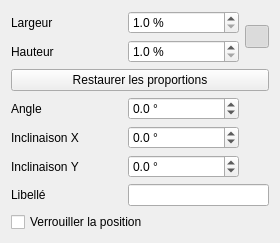
First picture: the form in sources/ui/imagepropertieswidget.ui, repository qelectrotech/qelectrotech-source-mirror, before the edit.
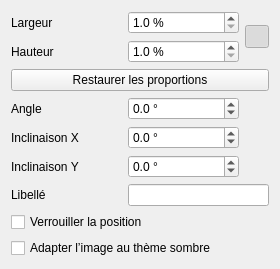
Second picture: the form after the edit.

Commit message: Preserve imported image colours by default in dark mode

```diff
--- a/sources/ui/imagepropertieswidget.ui
+++ b/sources/ui/imagepropertieswidget.ui
@@ -173,7 +173,17 @@
      </property>
     </widget>
    </item>
-   <item row="8" column="0">
+   <item row="8" column="0" colspan="3">
+    <widget class="QCheckBox" name="m_adapt_to_dark_theme_cb">
+     <property name="text">
+      <string>Adapter l’image au thème sombre</string>
+     </property>
+     <property name="toolTip">
+      <string>Adapte les couleurs à l’affichage sombre uniquement. L’image originale, les exports et les impressions restent inchangés.</string>
+     </property>
+    </widget>
+   </item>
+   <item row="9" column="0">
     <spacer name="verticalSpacer">
      <property name="orientation">
       <enum>Qt::Vertical</enum>
```
The commit also changes 13 other files.
